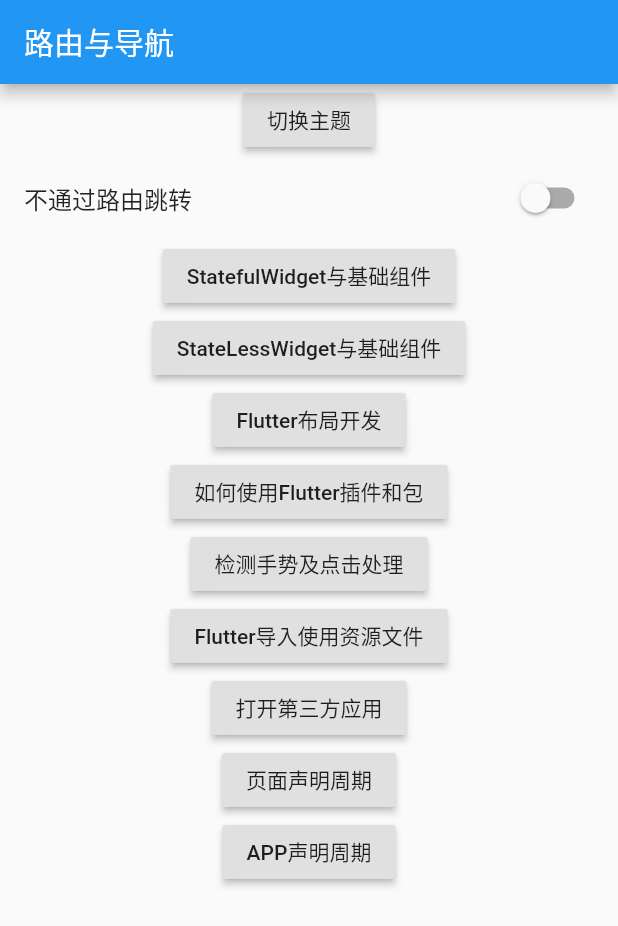
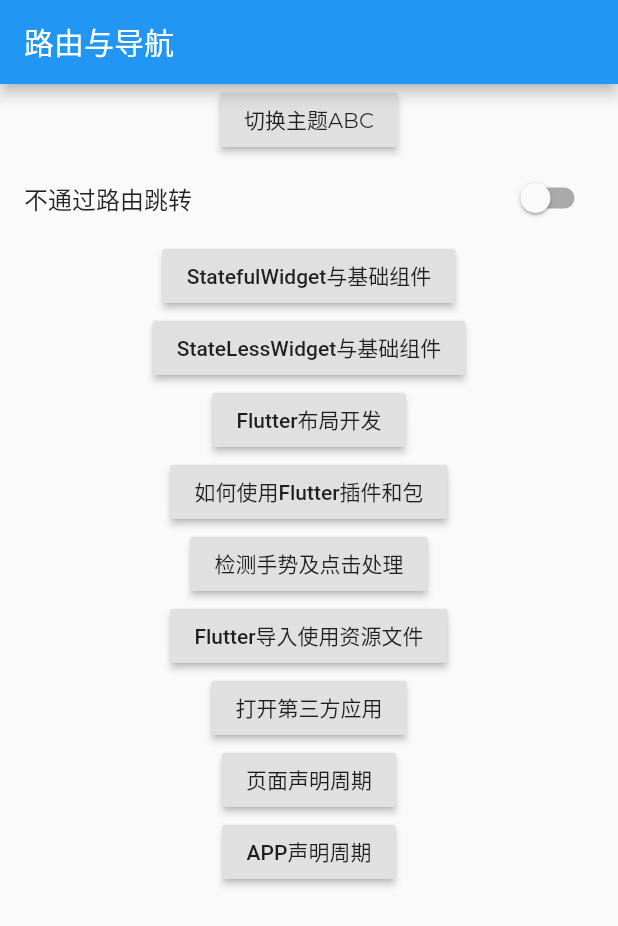
Before and after one commit to helloming86/flutter_demo, a Flutter app: the screen it shows after launch, on a phone screen of 412 x 824 dp. Shown: the top 926 px of the screen. Run offline on Flutter 3.47's test engine with Material 2 defaults, Android fonts, the phone set to English and light mode, and no system bars; missing offline and left inert: flutter_color_plugin.

Commit message:
[feat]Flutter更换字体

```diff
--- a/lib/main.dart
+++ b/lib/main.dart
@@ -23,6 +23,7 @@ class _DynamicThemeState extends State<DynamicTheme> {
     return MaterialApp(
       title: 'Flutter Demo',
       theme: ThemeData(
+        // fontFamily: "Montserrat", // 全局更换字体
         brightness: _brightness,
         primarySwatch: Colors.blue,
       ),
@@ -42,7 +43,7 @@ class _DynamicThemeState extends State<DynamicTheme> {
                   }
                 });
               },
-              child: Text("切换主题"),
+              child: Text("切换主题ABC", style: TextStyle(fontFamily: "Montserrat"),), // 局部更换字体
             ),
             RouteNavigator(),
           ],
```
Also changed, not shown: pubspec.yaml (+4 -6 lines), fonts/Montserrat-Regular.ttf (added).
